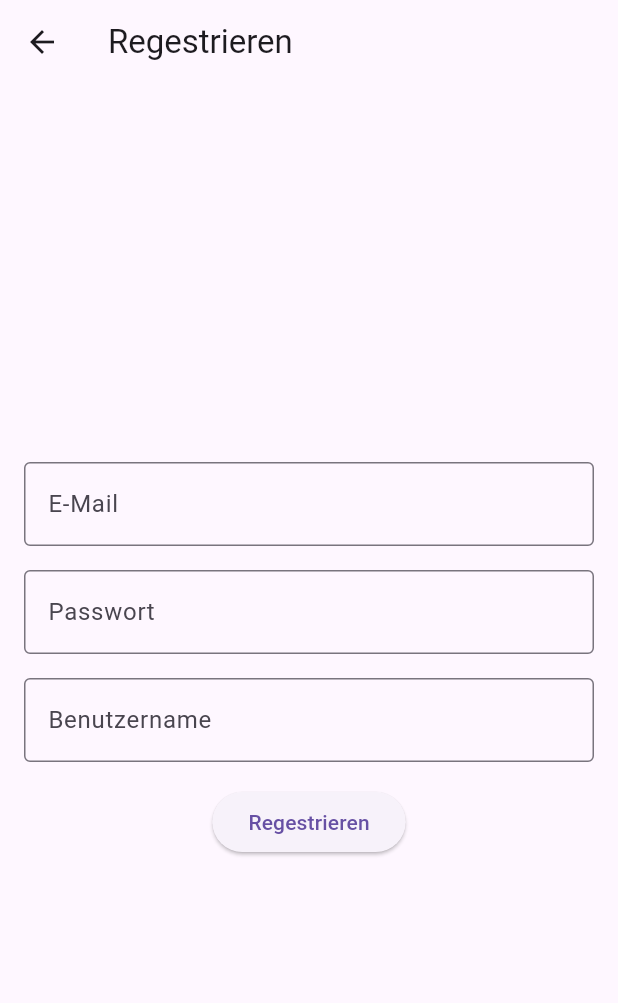
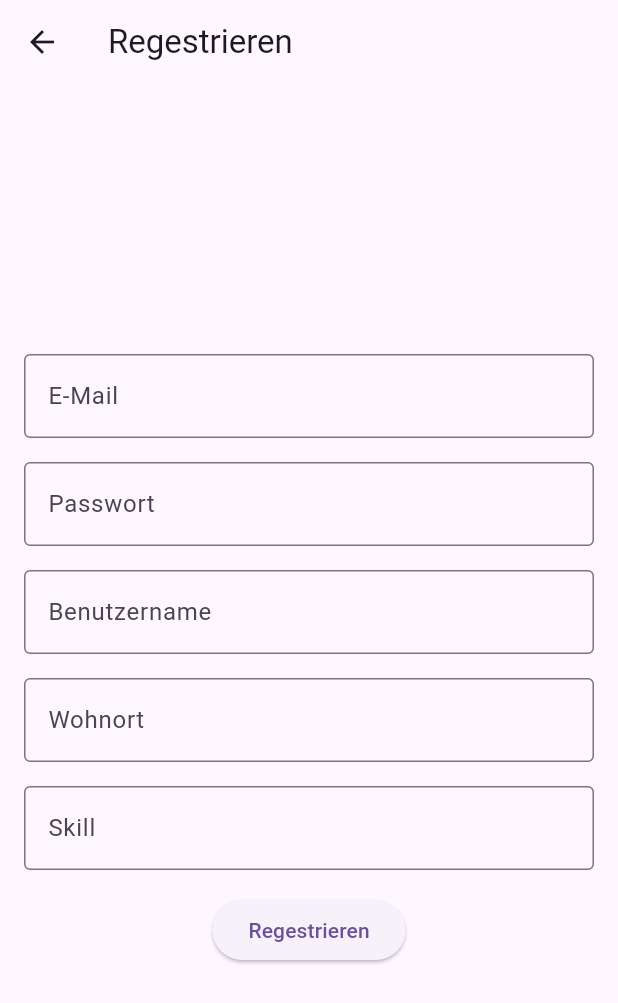
Before and after one commit to Ruwen000/Flutter, a Flutter app: the regestrieren screen opened directly, after a tap on "Regestrieren", on a phone screen of 412 x 824 dp. Shown: the top 1003 px of the screen. Run offline on Flutter 3.47's test engine with Material 3 defaults, Android fonts, the phone set to English and light mode, and no system bars; our stand-ins replace cloud_firestore, firebase_auth, firebase_core; accounts and stored records are empty; network calls fail.

Commit message:
fünter commit

```diff
--- a/Frontend/lib/regestrieren.dart
+++ b/Frontend/lib/regestrieren.dart
@@ -3,6 +3,8 @@
 import 'package:cloud_firestore/cloud_firestore.dart';
 import 'package:firebase_auth/firebase_auth.dart';
 import 'package:flutter/material.dart';
+import 'package:http/http.dart' as http;
+import 'dart:convert';
 
 class regestrieren extends StatefulWidget {
   const regestrieren({super.key});
@@ -16,11 +18,15 @@ class regestrierenpage extends State<regestrieren> {
   final TextEditingController _emailController = TextEditingController();
   final TextEditingController _passwordController = TextEditingController();
   final TextEditingController _nameController = TextEditingController();
+  final TextEditingController _ortController = TextEditingController();
+  final TextEditingController _skillController = TextEditingController();
 
   Future signIn() async {
     await FirebaseAuth.instance.createUserWithEmailAndPassword(
         email: _emailController.text, password: _passwordController.text);
     addDetails(_nameController.text.trim());
+    sendData(_nameController.text.trim(), _emailController.text.trim(),
+        _ortController.text.trim(), _skillController.text.trim());
     Navigator.pop(context);
   }
 
@@ -28,6 +34,29 @@ class regestrierenpage extends State<regestrieren> {
     await FirebaseFirestore.instance.collection('Nutzer').add({
       'name': name,
     });
+  }
+
+  sendData(String name, String email, String ort, String skill) async {
+    final response = await http.post(
+      Uri.parse(
+          'http://10.0.2.2:3000/sendData'), // Beispiel-Endpunkt für das Senden von Daten
+      headers: <String, String>{
+        'Content-Type': 'application/json; charset=UTF-8',
+      },
+      body: jsonEncode(<String, String>{
+        'name': name,
+        'email': email,
+        'Ort': ort,
+        'skill': skill,
+      }),
+    );
+    if (response.statusCode == 200) {
+      // Erfolgreich gesendet
+      print('Daten wurden erfolgreich gesendet');
+    } else {
+      // Fehler beim Senden
+      print('Fehler beim Senden der Daten: ${response.statusCode}');
+    }
   }
 
   @override
@@ -68,6 +97,22 @@ class regestrierenpage extends State<regestrieren> {
                 ),
               ),
               const SizedBox(height: 16.0),
+              TextFormField(
+                controller: _ortController,
+                decoration: const InputDecoration(
+                  labelText: 'Wohnort',
+                  border: OutlineInputBorder(),
+                ),
+              ),
+              const SizedBox(height: 16.0),
+              TextFormField(
+                controller: _skillController,
+                decoration: const InputDecoration(
+                  labelText: 'Skill',
+                  border: OutlineInputBorder(),
+                ),
+              ),
+              const SizedBox(height: 16.0),
               ElevatedButton(
                 onPressed: signIn,
                 child: const Text('Regestrieren'),
```
Also changed, not shown: Frontend/lib/kontodaten.dart (+7 -1 lines), Frontend/lib/profil.dart (+8 -1 lines), 2 other files.
